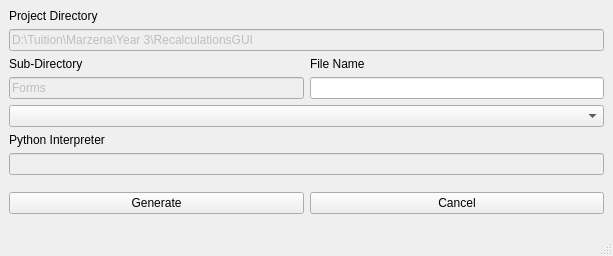
This is QtCMake/FormOptions.ui in farhanrashid/PyQtForm as Qt 5 draws it before an edit. The edited form follows.
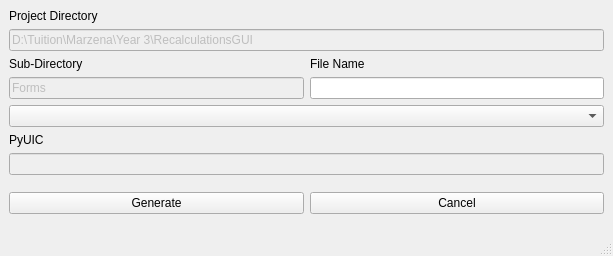
This is the edited form.

Commit message: project rename PyQtForm python interpreter -> pyuic

```diff
--- a/QtCMake/FormOptions.ui
+++ b/QtCMake/FormOptions.ui
@@ -136,7 +136,7 @@
          <item>
           <widget class="QLabel" name="lblPyInterpreter">
            <property name="text">
-            <string>Python Interpreter</string>
+            <string>PyUIC</string>
            </property>
           </widget>
          </item>
```
Left out of the diff: 4 changed lines with no effect on the pictures. The commit also changes 7 other files.
